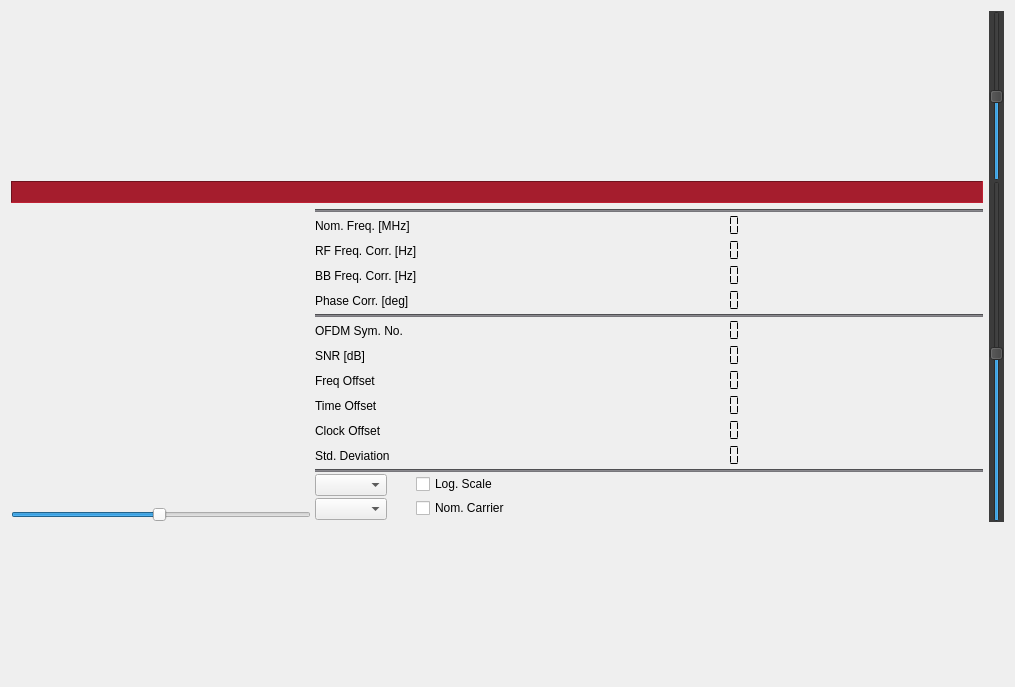
Before: the Qt Designer form forms/scopewidget.ui in tomneda/DABstar, drawn with Qt 5.
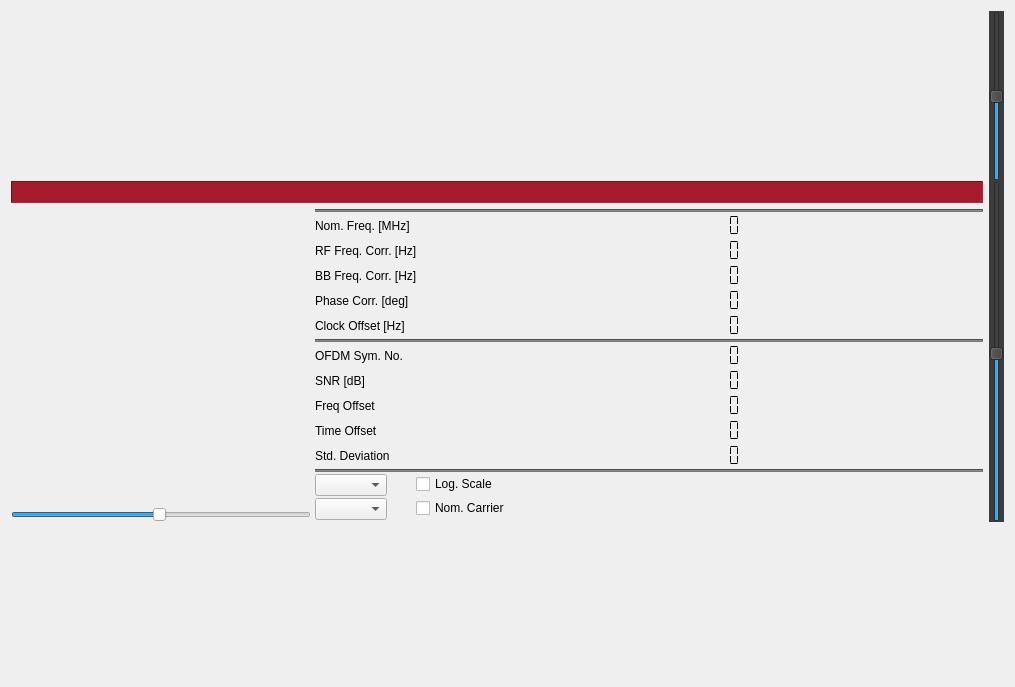
After: the same form once the commit is applied. Custom widgets are drawn as their Qt base class.

Commit message: Show "Clock Offset" in Hz from nominal sample rate of 2048000 Hz

Diff of the .ui file:
```diff
--- a/forms/scopewidget.ui
+++ b/forms/scopewidget.ui
@@ -342,7 +342,7 @@
            </property>
           </widget>
          </item>
-         <item row="5" column="0" colspan="2">
+         <item row="6" column="0" colspan="2">
           <widget class="Line" name="line">
            <property name="styleSheet">
             <string notr="true">background-color: rgb(119, 118, 123);</string>
@@ -352,14 +352,14 @@
            </property>
           </widget>
          </item>
-         <item row="6" column="0">
+         <item row="7" column="0">
           <widget class="QLabel" name="label_10">
            <property name="text">
             <string>OFDM Sym. No.</string>
            </property>
           </widget>
          </item>
-         <item row="6" column="1">
+         <item row="7" column="1">
           <widget class="QLCDNumber" name="ofdmSymbNo">
            <property name="toolTip">
             <string>&lt;html&gt;&lt;head/&gt;&lt;body&gt;&lt;p&gt;&lt;span style=&quot; font-weight:600;&quot;&gt;Current OFDM symbol where the elements below are calculated.&lt;/span&gt;&lt;/p&gt;&lt;p&gt;(except Clock Offset)&lt;/p&gt;&lt;/body&gt;&lt;/html&gt;</string>
@@ -378,14 +378,14 @@
            </property>
           </widget>
          </item>
-         <item row="7" column="0">
+         <item row="8" column="0">
           <widget class="QLabel" name="label_5">
            <property name="text">
             <string>SNR [dB]</string>
            </property>
           </widget>
          </item>
-         <item row="7" column="1">
+         <item row="8" column="1">
           <widget class="QLCDNumber" name="snrDisplay">
            <property name="toolTip">
             <string>&lt;html&gt;&lt;head/&gt;&lt;body&gt;&lt;p&gt;&lt;span style=&quot; font-weight:600;&quot;&gt;Averaged Signal Noise Ratio in the OFDM symbol.&lt;/span&gt;&lt;/p&gt;&lt;/body&gt;&lt;/html&gt;</string>
@@ -404,14 +404,14 @@
            </property>
           </widget>
          </item>
-         <item row="8" column="0">
+         <item row="9" column="0">
           <widget class="QLabel" name="label">
            <property name="text">
             <string>Freq Offset</string>
            </property>
           </widget>
          </item>
-         <item row="8" column="1">
+         <item row="9" column="1">
           <widget class="QLCDNumber" name="frequencyOffsetDisplay">
            <property name="toolTip">
             <string>&lt;html&gt;&lt;head/&gt;&lt;body&gt;&lt;p&gt;&lt;span style=&quot; font-weight:600;&quot;&gt;Frequeny Offset.&lt;/span&gt;&lt;/p&gt;&lt;p&gt;The frequency error after applying the estimated frequency correction. &lt;/p&gt;&lt;/body&gt;&lt;/html&gt;</string>
@@ -430,14 +430,14 @@
            </property>
           </widget>
          </item>
-         <item row="9" column="0">
+         <item row="10" column="0">
           <widget class="QLabel" name="label_2">
            <property name="text">
             <string>Time Offset</string>
            </property>
           </widget>
          </item>
-         <item row="9" column="1">
+         <item row="10" column="1">
           <widget class="QLCDNumber" name="timeOffsetDisplay">
            <property name="toolTip">
             <string>&lt;html&gt;&lt;head/&gt;&lt;body&gt;&lt;p&gt;&lt;span style=&quot; font-weight:600;&quot;&gt;Sample Clock Offset. &lt;/span&gt;&lt;/p&gt;&lt;/body&gt;&lt;/html&gt;</string>
@@ -456,40 +456,14 @@
            </property>
           </widget>
          </item>
-         <item row="10" column="0">
-          <widget class="QLabel" name="label_3">
-           <property name="text">
-            <string>Clock Offset</string>
-           </property>
-          </widget>
-         </item>
-         <item row="10" column="1">
-          <widget class="QLCDNumber" name="clockError">
-           <property name="toolTip">
-            <string>&lt;html&gt;&lt;head/&gt;&lt;body&gt;&lt;p&gt;&lt;span style=&quot; font-weight:600;&quot;&gt;Clock Offset.&lt;/span&gt;&lt;/p&gt;&lt;p&gt;The number of samples too many or too few for 100 DAB frames. &lt;/p&gt;&lt;p&gt;This will take a while until the value updates.&lt;/p&gt;&lt;/body&gt;&lt;/html&gt;</string>
-           </property>
-           <property name="frameShape">
-            <enum>QFrame::NoFrame</enum>
-           </property>
-           <property name="smallDecimalPoint">
-            <bool>true</bool>
-           </property>
-           <property name="digitCount">
-            <number>7</number>
-           </property>
-           <property name="segmentStyle">
-            <enum>QLCDNumber::Flat</enum>
-           </property>
-          </widget>
-         </item>
-         <item row="11" column="0">
+         <item row="12" column="0">
           <widget class="QLabel" name="label_4">
            <property name="text">
             <string>Std. Deviation</string>
            </property>
           </widget>
          </item>
-         <item row="11" column="1">
+         <item row="12" column="1">
           <widget class="QLCDNumber" name="quality_display">
            <property name="toolTip">
             <string>&lt;html&gt;&lt;head/&gt;&lt;body&gt;&lt;p&gt;&lt;span style=&quot; font-weight:600;&quot;&gt;The averaged Standard Deviation of the phase offset of the full OFDM symbol. &lt;/span&gt;&lt;/p&gt;&lt;p&gt;A high value indicates a high noise and so a worse signal quality.&lt;/p&gt;&lt;/body&gt;&lt;/html&gt;</string>
@@ -508,7 +482,7 @@
            </property>
           </widget>
          </item>
-         <item row="12" column="0" colspan="2">
+         <item row="13" column="0" colspan="2">
           <widget class="Line" name="line_3">
            <property name="styleSheet">
             <string notr="true">background-color: rgb(119, 118, 123);</string>
@@ -518,7 +492,7 @@
            </property>
           </widget>
          </item>
-         <item row="14" column="0">
+         <item row="15" column="0">
           <layout class="QHBoxLayout" name="horizontalLayout_6">
            <item>
             <widget class="QComboBox" name="cmbIqScope">
@@ -545,7 +519,7 @@
            </item>
           </layout>
          </item>
-         <item row="14" column="1">
+         <item row="15" column="1">
           <widget class="QCheckBox" name="cbLogIqScope">
            <property name="toolTip">
             <string>&lt;html&gt;&lt;head/&gt;&lt;body&gt;&lt;p&gt;Show vector length in IQ scope in logarithmic scale.&lt;/p&gt;&lt;/body&gt;&lt;/html&gt;</string>
@@ -555,7 +529,7 @@
            </property>
           </widget>
          </item>
-         <item row="16" column="0">
+         <item row="17" column="0">
           <layout class="QHBoxLayout" name="horizontalLayout_7">
            <item>
             <widget class="QComboBox" name="cmbCarrier">
@@ -582,7 +556,7 @@
            </item>
           </layout>
          </item>
-         <item row="16" column="1">
+         <item row="17" column="1">
           <widget class="QCheckBox" name="cbNomChIdx">
            <property name="toolTip">
             <string>&lt;html&gt;&lt;head/&gt;&lt;body&gt;&lt;p&gt;Order carriers in the carrier plot in nominal sequence, not physically sequence. &lt;/p&gt;&lt;/body&gt;&lt;/html&gt;</string>
@@ -592,6 +566,32 @@
            </property>
           </widget>
          </item>
+         <item row="5" column="0">
+          <widget class="QLabel" name="label_3">
+           <property name="text">
+            <string>Clock Offset [Hz]</string>
+           </property>
+          </widget>
+         </item>
+         <item row="5" column="1">
+          <widget class="QLCDNumber" name="clockError">
+           <property name="toolTip">
+            <string>&lt;html&gt;&lt;head/&gt;&lt;body&gt;&lt;p&gt;&lt;span style=&quot; font-weight:600;&quot;&gt;Clock Offset.&lt;/span&gt;&lt;/p&gt;&lt;p&gt;The offset in Hz from the nominal sample rate of 2'048'000 Hz.&lt;/p&gt;&lt;/body&gt;&lt;/html&gt;</string>
+           </property>
+           <property name="frameShape">
+            <enum>QFrame::NoFrame</enum>
+           </property>
+           <property name="smallDecimalPoint">
+            <bool>true</bool>
+           </property>
+           <property name="digitCount">
+            <number>7</number>
+           </property>
+           <property name="segmentStyle">
+            <enum>QLCDNumber::Flat</enum>
+           </property>
+          </widget>
+         </item>
         </layout>
        </item>
       </layout>
```
The commit also changes 7 other files.
